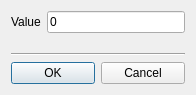
First picture: the form in Qr49/valuedialog.ui, repository pa23/r49, before the edit.
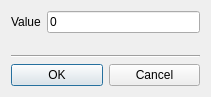
Second picture: the form after the edit. Icons and pictures are not drawn.

```diff
--- a/Qr49/valuedialog.ui
+++ b/Qr49/valuedialog.ui
@@ -9,8 +9,8 @@
    <rect>
     <x>0</x>
     <y>0</y>
-    <width>196</width>
-    <height>95</height>
+    <width>211</width>
+    <height>97</height>
    </rect>
   </property>
   <property name="focusPolicy">
```
Left out of the diff: 4 changed lines with no effect on the pictures.
